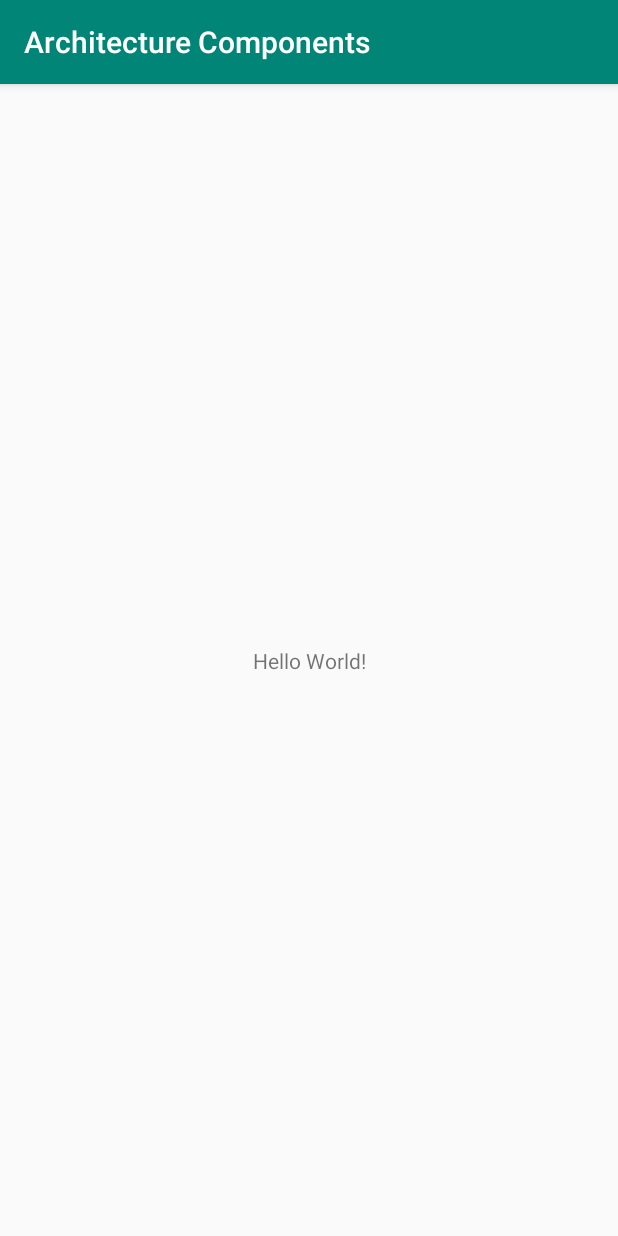
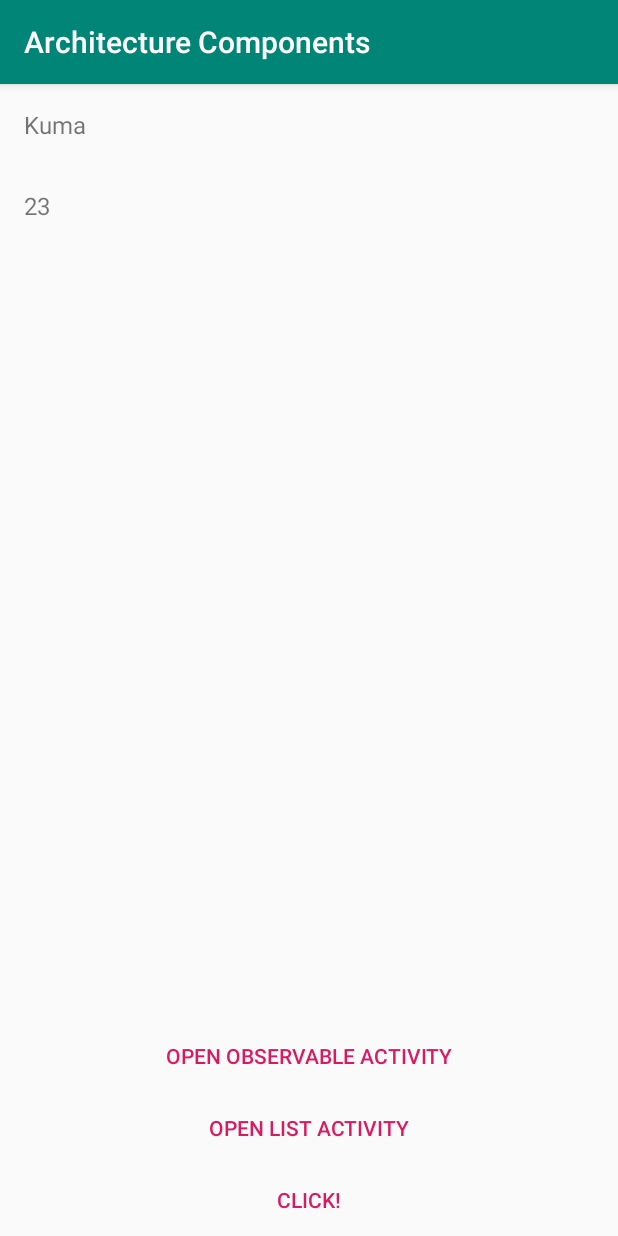
Before and after one commit to webprog26/architecture-components, an Android app: the screen it shows after launch (MainActivity), on a phone screen of 412 x 824 dp. Run offline under Robolectric (Android 15) with nearby library versions, the phone set to English and light mode, and no system bars; our stand-ins replace data binding.

Commit message:
Layouts and recycler view bindings

```diff
--- a/app/src/main/AndroidManifest.xml
+++ b/app/src/main/AndroidManifest.xml
@@ -9,6 +9,10 @@
             android:roundIcon="@mipmap/ic_launcher_round"
             android:supportsRtl="true"
             android:theme="@style/AppTheme">
+        <activity android:name=".ObservableBindingActivity">
+        </activity>
+        <activity android:name=".ListActivity">
+        </activity>
         <activity android:name=".MainActivity">
             <intent-filter>
                 <action android:name="android.intent.action.MAIN"/>
--- a/app/src/main/java/com/webprog26/architecturecomponents/MainActivity.kt
+++ b/app/src/main/java/com/webprog26/architecturecomponents/MainActivity.kt
@@ -1,12 +1,34 @@
 package com.webprog26.architecturecomponents
 
+import android.content.Context
+import android.databinding.DataBindingUtil
 import android.support.v7.app.AppCompatActivity
 import android.os.Bundle
+import com.webprog26.architecturecomponents.data.User
+import com.webprog26.architecturecomponents.databinding.ActivityMainBinding
+import kotlinx.android.synthetic.main.activity_main.*
+import java.lang.ref.WeakReference
 
-class MainActivity : AppCompatActivity() {
+class MainActivity : AppCompatActivity(), MainView {
+
+    private lateinit var binding: ActivityMainBinding
 
     override fun onCreate(savedInstanceState: Bundle?) {
         super.onCreate(savedInstanceState)
-        setContentView(R.layout.activity_main)
+        binding = DataBindingUtil.setContentView(this, R.layout.activity_main)
+        binding.lifecycleOwner = this
+        val user = User("Kuma", 23)
+        val presenter = Presenter(this)
+        binding.setVariable(BR.user, user)
+        binding.setVariable(BR.presenter, presenter)
+        binding.executePendingBindings()
+        btn_start_list_activity.setOnClickListener { presenter.startListActivity() }
+        btn_start_observable_activity.setOnClickListener { presenter.startObservableActivity() }
+
     }
+
+    override fun provideActivityContext(): WeakReference<Context> {
+        return WeakReference(this)
+    }
+
 }
--- /dev/null
+++ b/app/src/main/java/com/webprog26/architecturecomponents/MainView.kt
@@ -0,0 +1,9 @@
+package com.webprog26.architecturecomponents
+
+import android.content.Context
+import java.lang.ref.WeakReference
+
+interface MainView {
+
+    fun provideActivityContext() : WeakReference<Context>
+}
--- /dev/null
+++ b/app/src/main/java/com/webprog26/architecturecomponents/Presenter.kt
@@ -0,0 +1,25 @@
+package com.webprog26.architecturecomponents
+
+import android.content.Context
+import android.content.Intent
+import android.support.v7.app.AppCompatActivity
+import com.webprog26.architecturecomponents.data.User
+import com.webprog26.architecturecomponents.ext.showToast
+import kotlin.reflect.KClass
+
+class Presenter(val mainView: MainView?) {
+
+    private val mActivityContext: Context? = mainView?.provideActivityContext()?.get()
+
+    fun showToast(user: User) {
+        mActivityContext?.showToast("Default user is ${user.name}, ${user.age} years old")
+    }
+
+    fun startListActivity(): Unit {
+        ListActivity.start(mActivityContext)
+    }
+
+    fun startObservableActivity(): Unit {
+        ObservableBindingActivity.start(mActivityContext)
+    }
+}
--- /dev/null
+++ b/app/src/main/java/com/webprog26/architecturecomponents/data/User.kt
@@ -0,0 +1,3 @@
+package com.webprog26.architecturecomponents.data
+
+data class User (val name: String, val age: Int)
--- a/app/src/main/res/layout/activity_main.xml
+++ b/app/src/main/res/layout/activity_main.xml
@@ -1,19 +1,75 @@
 <?xml version="1.0" encoding="utf-8"?>
-<android.support.constraint.ConstraintLayout
+<layout
         xmlns:android="http://schemas.android.com/apk/res/android"
         xmlns:tools="http://schemas.android.com/tools"
-        xmlns:app="http://schemas.android.com/apk/res-auto"
-        android:layout_width="match_parent"
-        android:layout_height="match_parent"
-        tools:context=".MainActivity">
+        xmlns:app="http://schemas.android.com/apk/res-auto">
+    <data>
+        <variable
+                name="user"
+                type="com.webprog26.architecturecomponents.data.User"/>
 
-    <TextView
-            android:layout_width="wrap_content"
-            android:layout_height="wrap_content"
-            android:text="Hello World!"
-            app:layout_constraintBottom_toBottomOf="parent"
-            app:layout_constraintLeft_toLeftOf="parent"
-            app:layout_constraintRight_toRightOf="parent"
-            app:layout_constraintTop_toTopOf="parent"/>
+        <variable
+                name="presenter"
+                type="com.webprog26.architecturecomponents.Presenter"/>
+    </data>
 
-</android.support.constraint.ConstraintLayout>
+    <RelativeLayout android:layout_width="match_parent" android:layout_height="match_parent">
+
+        <LinearLayout
+                android:layout_width="match_parent"
+                android:layout_height="wrap_content"
+                android:orientation="vertical"
+                tools:context=".MainActivity">
+
+
+            <TextView
+                    android:id="@+id/tv_user_name"
+                    android:layout_width="wrap_content"
+                    android:layout_height="wrap_content"
+                    android:textSize="16sp"
+                    android:padding="16dp"
+                    tools:text="Name!"
+                    android:text="@{String.valueOf(user.name)}"/>
+
+            <TextView
+                    android:id="@+id/tv_user_age"
+                    android:layout_width="wrap_content"
+                    android:layout_height="wrap_content"
+                    android:textSize="16sp"
+                    android:padding="16dp"
+                    tools:text="Age!"
+                    android:text="@{String.valueOf(user.age)}"/>
+
+        </LinearLayout>
+
+        <Button
+                android:id="@+id/btn_click"
+                android:layout_width="match_parent"
+                android:layout_height="wrap_content"
+                android:textColor="@color/colorAccent"
+                android:layout_alignParentBottom="true"
+                android:text="@string/btn_click"
+                android:onClick="@{() -> presenter.showToast(user)}"
+                style="?attr/borderlessButtonStyle"/>
+
+        <Button
+                android:id="@+id/btn_start_list_activity"
+                android:layout_width="match_parent"
+                android:layout_height="wrap_content"
+                android:textColor="@color/colorAccent"
+                android:text="@string/btn_open_list_activity"
+                android:layout_above="@id/btn_click"
+                style="?attr/borderlessButtonStyle"/>
+
+        <Button
+                android:id="@+id/btn_start_observable_activity"
+                android:layout_width="match_parent"
+                android:layout_height="wrap_content"
+                android:textColor="@color/colorAccent"
+                android:text="@string/btn_open_observable_activity"
+                android:layout_above="@id/btn_start_list_activity"
+                style="?attr/borderlessButtonStyle"/>
+
+    </RelativeLayout>
+
+</layout>
--- a/app/src/main/res/values/strings.xml
+++ b/app/src/main/res/values/strings.xml
@@ -1,3 +1,7 @@
 <resources>
     <string name="app_name">Architecture Components</string>
+
+    <string name="btn_click">Click!</string>
+    <string name="btn_open_list_activity">Open list Activity</string>
+    <string name="btn_open_observable_activity">Open Observable Activity</string>
 </resources>
```
Also changed, not shown: app/build.gradle (+7 -1 lines), app/src/main/java/com/webprog26/architecturecomponents/ListActivity.kt (added, +28 -0 lines), app/src/main/java/com/webprog26/architecturecomponents/ListAdapter.kt (added, +32 -0 lines), app/src/main/java/com/webprog26/architecturecomponents/ObservableBindingActivity.kt (added, +52 -0 lines), app/src/main/java/com/webprog26/architecturecomponents/data/SimpleCar.kt (added, +11 -0 lines), app/src/main/java/com/webprog26/architecturecomponents/ext/Extentions.kt (added, +9 -0 lines), app/src/main/res/layout/activity_list.xml (added, +17 -0 lines), app/src/main/res/layout/activity_observable_binding.xml (added, +95 -0 lines), app/src/main/res/layout/list_item.xml (added, +27 -0 lines).
